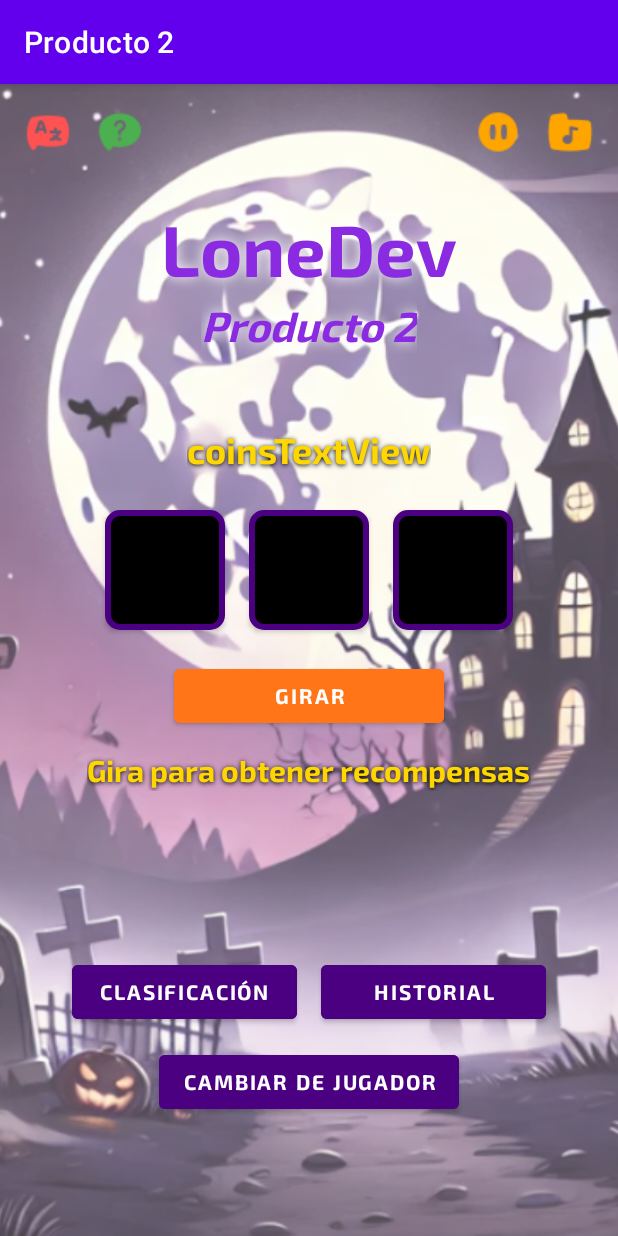
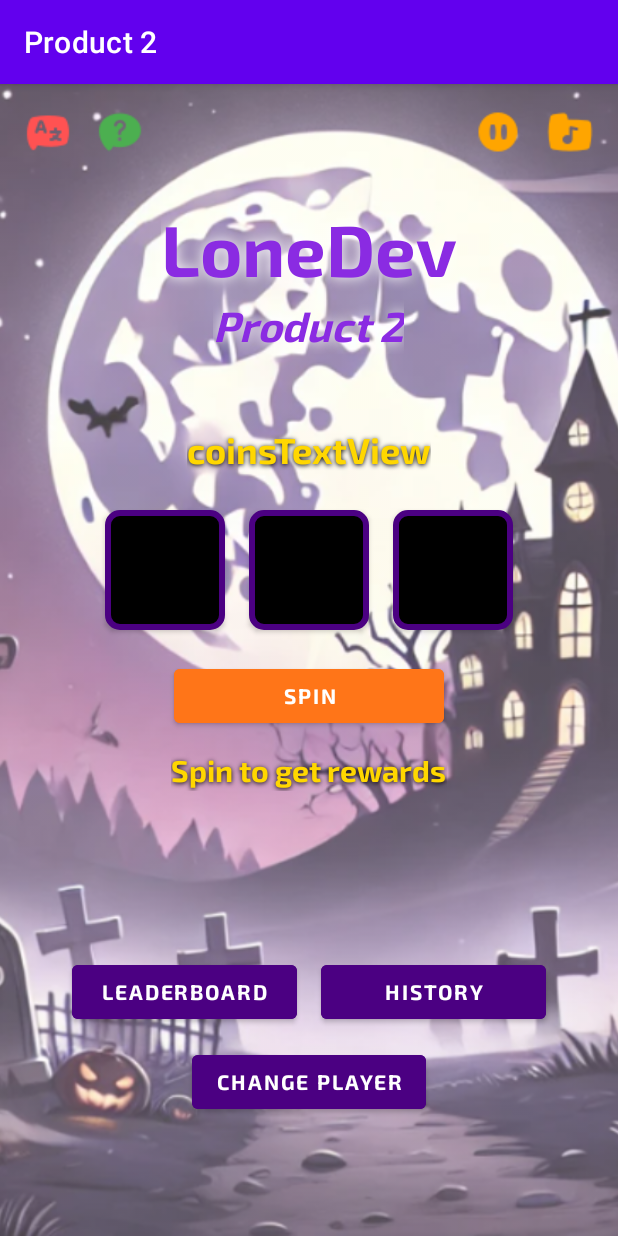
Before and after one commit to AlbertRosMerlosUOC/FP.061-LoneDev-Prod2, an Android app: the GameActivity screen opened directly, with no data from a screen before it, on a phone screen of 412 x 824 dp. Run offline under Robolectric (Android 15) with nearby library versions, the phone set to English and light mode, and no system bars; our stand-ins replace Room's generated code; 1 statement that could not run was skipped.

Commit message:
.\Últimas correcciones

```diff
--- a/Android/app/src/main/res/values/strings.xml
+++ b/Android/app/src/main/res/values/strings.xml
@@ -1,66 +1,66 @@
 <resources>
-    <string name="app_name">Producto 2</string>
-    <string name="producto2">LoneDev - Producto 2</string>
+    <string name="app_name">Product 2</string>
+    <string name="producto2">LoneDev - Product 2</string>
     <string name="lonedev">LoneDev</string>
     <string name="title_home">Home</string>
     <string name="title_dashboard">Dashboard</string>
     <string name="title_notifications">Notifications</string>
-    <string name="reel1">Carrete 1</string>
-    <string name="reel2">Carrete 2</string>
-    <string name="reel3">Carrete 3</string>
-    <string name="girar">Girar</string>
-    <string name="background_image">Imagen</string>
-    <string name="coins">Monedas</string>
-    <string name="jugador">Jugador</string>
-    <string name="jugar">Jugar</string>
-    <string name="crear">Crear</string>
-    <string name="leaderboard">Clasificación</string>
-    <string name="history">Historial</string>
-    <string name="seleccion_jugador">Selección de jugador</string>
-    <string name="cambio_jugador">Cambiar de jugador</string>
-    <string name="spin">Gira para obtener recompensas</string>
-    <string name="do_screenshot">¡Inmortaliza tu proeza!</string>
-    <string name="historial_partidas">Historial de partidas</string>
-    <string name="clasificacion_jugadores">Clasificación de jugadores</string>
-    <string name="language_changed">Idioma cambiado</string>
-    <string name="select_player">Selecciona un jugador primero</string>
-    <string name="create_new_player_title">Crear nuevo jugador</string>
-    <string name="player_name_hint">Nombre del jugador</string>
-    <string name="create_button_text">Crear</string>
-    <string name="cancel_button_text">Cancelar</string>
-    <string name="player_created_toast">Jugador creado</string>
-    <string name="player_exists_toast">El jugador ya existe</string>
-    <string name="empty_name_toast">El nombre no puede estar vacío</string>
-    <string name="screenshot_error">No se pudo capturar la pantalla.</string>
-    <string name="victory_title">Victoria en el juego</string>
-    <string name="victory_0">Has ganado una partida con un premio ¡Jack-o-Win!</string>
-    <string name="victory_1">Has ganado una partida con un premio ¡Triple!</string>
-    <string name="victory_2">Has ganado una partida con un premio ¡Doble!</string>
-    <string name="loss_death">¡La muerte! Has perdido 100 monedas</string>
-    <string name="result_0">¡Jack-o-Win! Has ganado 500 monedas</string>
-    <string name="result_1">¡Triple! Has ganado 100 monedas</string>
-    <string name="result_2">¡Doble! Has ganado 20 monedas"</string>
-    <string name="try_again">¡Inténtalo de nuevo!</string>
-    <string name="user_location">La localización del usuario es</string>
-    <string name="location_unavailable">Localización no disponible</string>
-    <string name="permission_not_granted">Sin permisos</string>
-    <string name="coins_text">Monedas: %1$d</string>
-    <string name="game_over">Fin del juego</string>
-    <string name="game_over_text">Tus monedas han llegado a 0. El jugador será eliminado.</string>
-    <string name="seguir">Seguir</string>
-    <string name="screenshot_success">Captura guardada en la galería.</string>
-    <string name="calendar_0">Victoria registrada en el calendario</string>
-    <string name="calendar_1">Error al registrar la victoria en el calendario</string>
-    <string name="calendar_2">No se encontró un calendario con cuenta \'uoc.edu\'</string>
-    <string name="calendar_3">Error al acceder a los calendarios</string>
-    <string name="permission_0">Permisos concedidos para el calendario</string>
-    <string name="permission_1">Permisos denegados para el calendario</string>
-    <string name="permission_2">Permiso concedido para notificaciones</string>
-    <string name="permission_3">Permiso denegado para notificaciones</string>
-    <string name="permission_4">Permiso concedido para localización</string>
-    <string name="permission_5">Permiso denegado para localización</string>
-    <string name="victories">Victorias</string>
-    <string name="victories_text">Notificaciones de victorias en el juego</string>
-    <string name="victory">¡Victoria!</string>
-    <string name="victory_text">¡Felicidades! Has ganado una partida.</string>
+    <string name="reel1">Reel 1</string>
+    <string name="reel2">Reel 2</string>
+    <string name="reel3">Reel 3</string>
+    <string name="girar">Spin</string>
+    <string name="background_image">Image</string>
+    <string name="coins">Coins</string>
+    <string name="jugador">Player</string>
+    <string name="jugar">Play</string>
+    <string name="crear">Create</string>
+    <string name="leaderboard">Leaderboard</string>
+    <string name="history">History</string>
+    <string name="seleccion_jugador">Player selection</string>
+    <string name="cambio_jugador">Change player</string>
+    <string name="spin">Spin to get rewards</string>
+    <string name="do_screenshot">Immortalize your achievement!</string>
+    <string name="historial_partidas">Game history</string>
+    <string name="clasificacion_jugadores">Player leaderboard</string>
+    <string name="language_changed">Language changed</string>
+    <string name="select_player">Select a player first</string>
+    <string name="create_new_player_title">Create new player</string>
+    <string name="player_name_hint">Player\'s name</string>
+    <string name="create_button_text">Create</string>
+    <string name="cancel_button_text">Cancel</string>
+    <string name="player_created_toast">Player created</string>
+    <string name="player_exists_toast">The player already exists</string>
+    <string name="empty_name_toast">The name cannot be empty</string>
+    <string name="screenshot_error">Could not capture the screen.</string>
+    <string name="victory_title">Game victory</string>
+    <string name="victory_0">You won a game with a Jack-o-Win prize!</string>
+    <string name="victory_1">You won a game with a Triple prize!</string>
+    <string name="victory_2">You won a game with a Double prize!</string>
+    <string name="loss_death">The death! You lost 100 coins</string>
+    <string name="result_0">Jack-o-Win! You won 500 coins</string>
+    <string name="result_1">Triple! You won 100 coins</string>
+    <string name="result_2">Double! You won 20 coins</string>
+    <string name="try_again">Try again!</string>
+    <string name="user_location">The user\'s location is</string>
+    <string name="location_unavailable">Location unavailable</string>
+    <string name="permission_not_granted">No permissions</string>
+    <string name="coins_text">Coins: %1$d</string>
+    <string name="game_over">Game over</string>
+    <string name="game_over_text">Your coins have reached 0. The player will be deleted.</string>
+    <string name="seguir">Continue</string>
+    <string name="screenshot_success">Screenshot saved to the gallery.</string>
+    <string name="calendar_0">Victory recorded in the calendar</string>
+    <string name="calendar_1">Error recording the victory in the calendar</string>
+    <string name="calendar_2">No calendar found with the account \'uoc.edu\'</string>
+    <string name="calendar_3">Error accessing calendars</string>
+    <string name="permission_0">Permissions granted for the calendar</string>
+    <string name="permission_1">Permissions denied for the calendar</string>
+    <string name="permission_2">Permission granted for notifications</string>
+    <string name="permission_3">Permission denied for notifications</string>
+    <string name="permission_4">Permission granted for location</string>
+    <string name="permission_5">Permission denied for location</string>
+    <string name="victories">Victories</string>
+    <string name="victories_text">Game victory notifications</string>
+    <string name="victory">Victory!</string>
+    <string name="victory_text">Congratulations! You won a game.</string>
 </resources>
```
Also changed, not shown: Android/app/src/main/java/com/example/producto/GameActivity.kt (+4 -3 lines).
